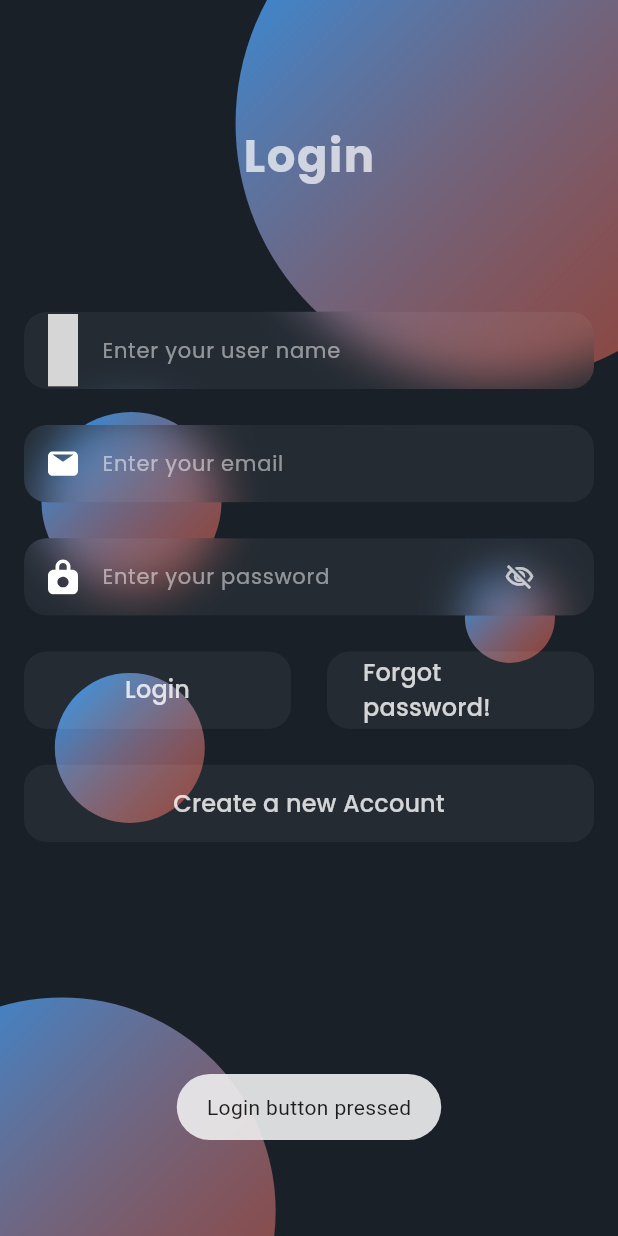
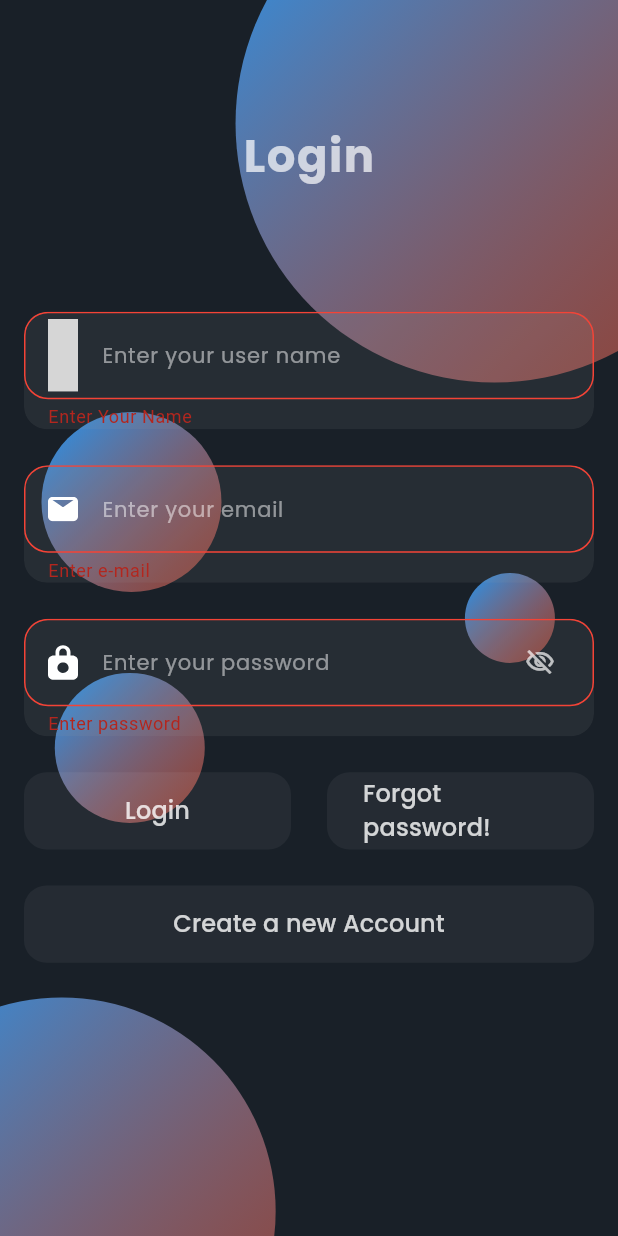
Before and after one commit to essammetwally1/animated_login, a Flutter app: the screen it shows after launch, after a tap on "Login", on a phone screen of 412 x 824 dp. Run offline on Flutter 3.47's test engine with Material 3 defaults, Android fonts, the phone set to English and light mode, and no system bars; our stand-ins replace flutter_svg, fluttertoast, google_fonts; grey boxes are pictures that could not be loaded.

Commit message:
add validators and handle custom text feild

```diff
--- a/lib/components/custom_textfeild.dart
+++ b/lib/components/custom_textfeild.dart
@@ -52,17 +52,9 @@ class _CustomTextFieldState extends State<CustomTextField> {
 
     return ClipRRect(
       borderRadius: BorderRadius.circular(15),
-      child: BackdropFilter(
-        filter: ImageFilter.blur(sigmaY: 15, sigmaX: 15),
       child: Container(
-          height: widget.maxLines! > 1 ? null : size.width / 8,
-          alignment: Alignment.center,
-          padding: EdgeInsets.only(
-            right: size.width / 30,
-            left: widget.iconPathName != null ? 0 : size.width / 30,
-          ),
         decoration: BoxDecoration(
-            color: Colors.white.withValues(alpha: .05),
+          color: Colors.grey.withValues(alpha: .1),
           borderRadius: BorderRadius.circular(15),
         ),
         child: TextFormField(
@@ -86,16 +78,25 @@ class _CustomTextFieldState extends State<CustomTextField> {
             color: Colors.white.withValues(alpha: .8),
             fontSize: 16, // Added font size for better centering
           ),
-            textAlignVertical:
-                TextAlignVertical.center, // Center text vertically
+          textAlignVertical: TextAlignVertical.center, // Center text vertically
           decoration: InputDecoration(
             // Remove all borders and underlines
-              border: InputBorder.none,
-              enabledBorder: InputBorder.none,
-              focusedBorder: InputBorder.none,
-              errorBorder: InputBorder.none,
-              disabledBorder: InputBorder.none,
-              focusedErrorBorder: InputBorder.none,
+            enabledBorder: OutlineInputBorder(
+              borderRadius: BorderRadius.circular(16),
+              borderSide: BorderSide(color: Colors.grey),
+            ),
+            focusedBorder: OutlineInputBorder(
+              borderRadius: BorderRadius.circular(16),
+              borderSide: BorderSide(color: Colors.white),
+            ),
+            errorBorder: OutlineInputBorder(
+              borderRadius: BorderRadius.circular(16),
+              borderSide: BorderSide(color: Colors.red),
+            ),
+            focusedErrorBorder: OutlineInputBorder(
+              borderRadius: BorderRadius.circular(16),
+              borderSide: BorderSide(color: Colors.red),
+            ),
 
             hintText: widget.hintText,
             hintStyle: GoogleFonts.poppins(
@@ -152,7 +153,6 @@ class _CustomTextFieldState extends State<CustomTextField> {
           ),
         ),
       ),
-      ),
     );
   }
 }
--- a/lib/components/login_form.dart
+++ b/lib/components/login_form.dart
@@ -4,7 +4,7 @@ import 'package:flutter/material.dart';
 import 'package:flutter/services.dart';
 import 'package:fluttertoast/fluttertoast.dart';
 
-class LoginForm extends StatelessWidget {
+class LoginForm extends StatefulWidget {
   final TextEditingController? usernameController;
   final TextEditingController? emailController;
   final TextEditingController? passwordController;
@@ -24,27 +24,42 @@ class LoginForm extends StatelessWidget {
     this.isLoading = false,
   });
 
+  @override
+  State<LoginForm> createState() => _LoginFormState();
+}
+
+class _LoginFormState extends State<LoginForm> {
+  GlobalKey<FormState> globalKey = GlobalKey<FormState>();
+  TextEditingController nameController = TextEditingController();
+  TextEditingController emailController = TextEditingController();
+  TextEditingController passwordController = TextEditingController();
+
   void _handleLogin() {
+    if (globalKey.currentState!.validate()) {
       HapticFeedback.lightImpact();
       Fluttertoast.showToast(msg: 'Login button pressed');
-    onLoginPressed?.call();
+      widget.onLoginPressed?.call();
+    }
   }
 
   void _handleForgotPassword() {
     HapticFeedback.lightImpact();
     Fluttertoast.showToast(msg: 'Forgot password button pressed');
-    onForgotPasswordPressed?.call();
+    widget.onForgotPasswordPressed?.call();
   }
 
   void _handleCreateAccount() {
     HapticFeedback.lightImpact();
     Fluttertoast.showToast(msg: 'Create a new account button pressed');
-    onCreateAccountPressed?.call();
+    widget.onCreateAccountPressed?.call();
   }
 
   @override
   Widget build(BuildContext context) {
-    return Column(
+    return SingleChildScrollView(
+      child: Form(
+        key: globalKey,
+        child: Column(
           // mainAxisAlignment: MainAxisAlignment.spaceEvenly,
           children: [
             SizedBox(height: MediaQuery.sizeOf(context).height * .1),
@@ -53,7 +68,14 @@ class LoginForm extends StatelessWidget {
               hintText: 'Enter your user name',
               isPassword: false,
               isEmail: false,
-          controller: usernameController,
+              controller: widget.usernameController,
+              validator: (value) {
+                if (value!.isEmpty) {
+                  return 'Enter Your Name';
+                } else {
+                  return null;
+                }
+              },
             ),
 
             SizedBox(height: 24),
@@ -64,7 +86,16 @@ class LoginForm extends StatelessWidget {
               hintText: 'Enter your email',
               isPassword: false,
               isEmail: true,
-          controller: emailController,
+              controller: widget.emailController,
+              validator: (value) {
+                if (value!.isEmpty) {
+                  return 'Enter e-mail';
+                } else if (!value.contains('@gmail.com')) {
+                  return 'Enter valid e-mail';
+                } else {
+                  return null;
+                }
+              },
             ),
 
             SizedBox(height: 24),
@@ -75,7 +106,16 @@ class LoginForm extends StatelessWidget {
               hintText: 'Enter your password',
               isPassword: true,
               isEmail: false,
-          controller: passwordController,
+              controller: widget.passwordController,
+              validator: (value) {
+                if (value!.isEmpty) {
+                  return 'Enter password';
+                } else if (value.length < 9) {
+                  return 'Enter valid password -more than 9 letters-';
+                } else {
+                  return null;
+                }
+              },
             ),
 
             SizedBox(height: 24),
@@ -88,7 +128,7 @@ class LoginForm extends StatelessWidget {
                   child: CustomElevetedButton(
                     text: 'Login',
                     onPressed: _handleLogin,
-                isLoading: isLoading,
+                    isLoading: widget.isLoading,
                   ),
                 ),
                 SizedBox(width: 24),
@@ -109,6 +149,8 @@ class LoginForm extends StatelessWidget {
               onPressed: _handleCreateAccount,
             ),
           ],
+        ),
+      ),
     );
   }
 }
```
Lines whose indentation alone changed are shown as unchanged.
